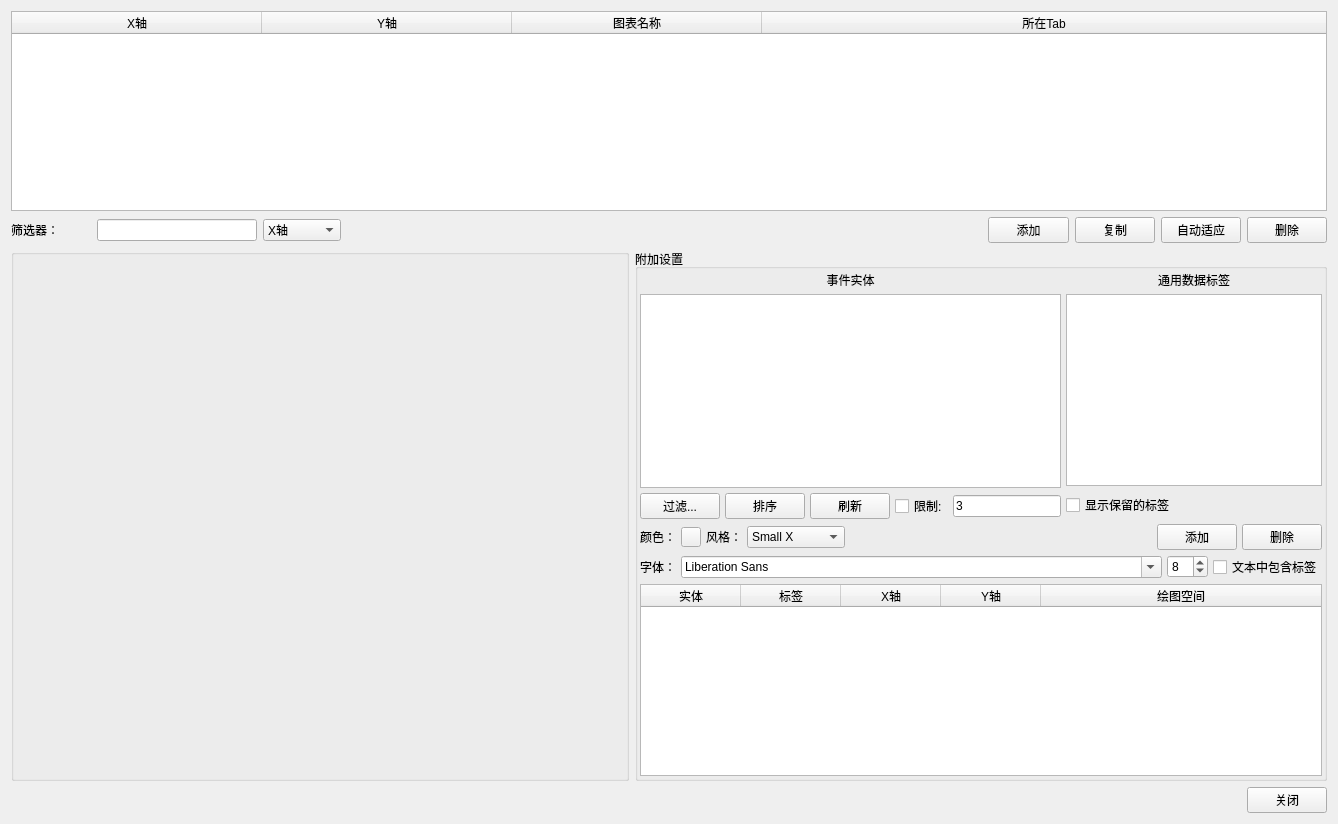
This is AdvancedDataManager.ui in whatudone/plotxy as Qt 5 draws it before an edit. The edited form follows.
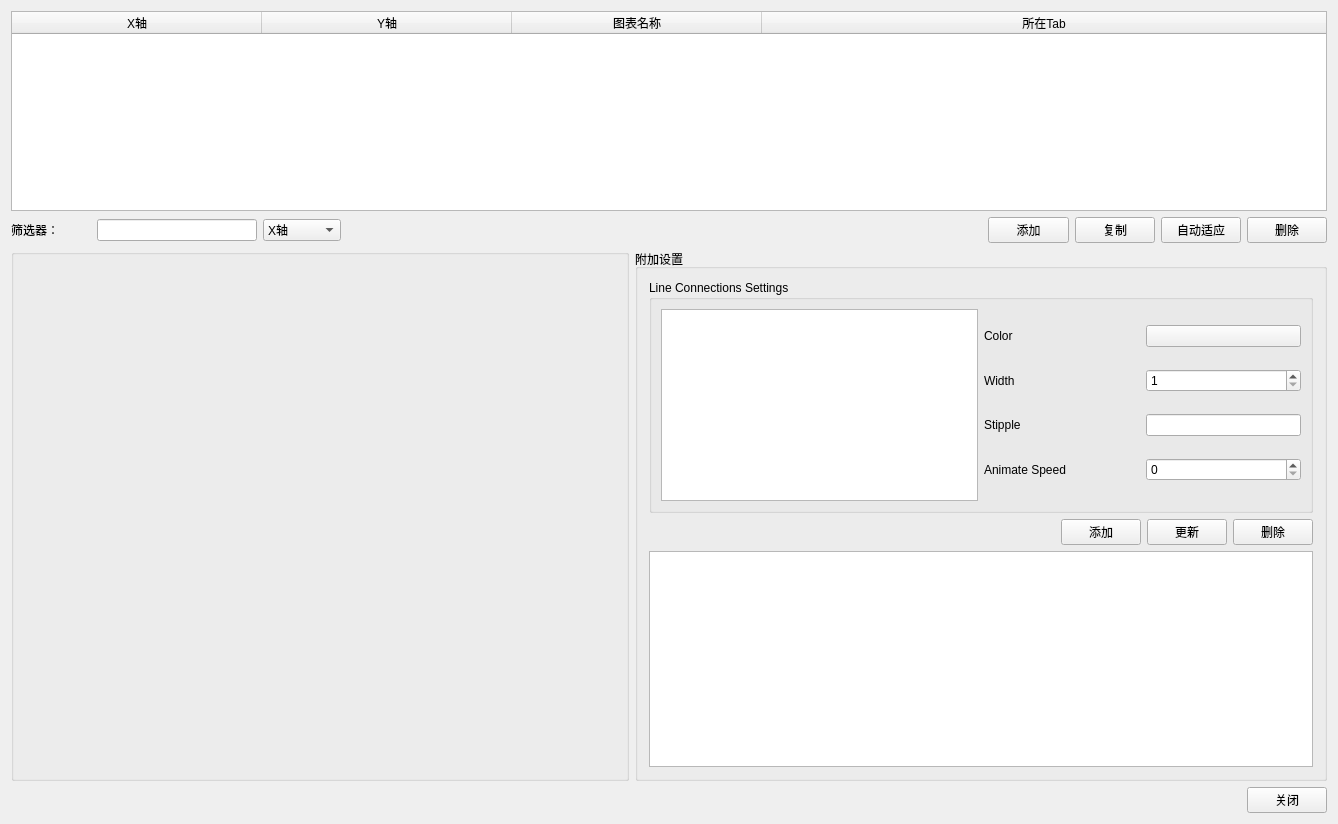
This is the edited form. Custom widgets are drawn as their Qt base class.

Commit message: 完成connections界面

Diff of the .ui file:
```diff
--- a/AdvancedDataManager.ui
+++ b/AdvancedDataManager.ui
@@ -223,7 +223,7 @@
           <item>
            <widget class="QStackedWidget" name="stackedWidget_aDMrpart">
             <property name="currentIndex">
-             <number>3</number>
+             <number>4</number>
             </property>
             <widget class="QWidget" name="page_4"/>
             <widget class="QWidget" name="page">
@@ -831,6 +831,115 @@
               </item>
              </layout>
             </widget>
+            <widget class="QWidget" name="pageConnections">
+             <layout class="QVBoxLayout" name="verticalLayout_15">
+              <item>
+               <widget class="QGroupBox" name="groupBox_3">
+                <property name="title">
+                 <string>Line Connections Settings</string>
+                </property>
+                <layout class="QHBoxLayout" name="horizontalLayout_14">
+                 <item>
+                  <widget class="QTableWidget" name="tableWidgetExtraDataPairs"/>
+                 </item>
+                 <item>
+                  <layout class="QGridLayout" name="gridLayout" columnstretch="1,1">
+                   <item row="1" column="0">
+                    <widget class="QLabel" name="label_12">
+                     <property name="text">
+                      <string>Width</string>
+                     </property>
+                    </widget>
+                   </item>
+                   <item row="0" column="0">
+                    <widget class="QLabel" name="label_11">
+                     <property name="text">
+                      <string>Color</string>
+                     </property>
+                    </widget>
+                   </item>
+                   <item row="2" column="0">
+                    <widget class="QLabel" name="label_13">
+                     <property name="text">
+                      <string>Stipple</string>
+                     </property>
+                    </widget>
+                   </item>
+                   <item row="0" column="1">
+                    <widget class="ColorButton" name="pushButtonConColor">
+                     <property name="text">
+                      <string/>
+                     </property>
+                    </widget>
+                   </item>
+                   <item row="3" column="0">
+                    <widget class="QLabel" name="label_14">
+                     <property name="text">
+                      <string>Animate Speed</string>
+                     </property>
+                    </widget>
+                   </item>
+                   <item row="1" column="1">
+                    <widget class="QSpinBox" name="spinBoxConWidth">
+                     <property name="minimum">
+                      <number>1</number>
+                     </property>
+                    </widget>
+                   </item>
+                   <item row="2" column="1">
+                    <widget class="QLineEdit" name="lineEditConStipple"/>
+                   </item>
+                   <item row="3" column="1">
+                    <widget class="QSpinBox" name="spinBoxAniSpeed"/>
+                   </item>
+                  </layout>
+                 </item>
+                </layout>
+               </widget>
+              </item>
+              <item>
+               <layout class="QHBoxLayout" name="horizontalLayout_13">
+                <item>
+                 <spacer name="horizontalSpacer_7">
+                  <property name="orientation">
+                   <enum>Qt::Horizontal</enum>
+                  </property>
+                  <property name="sizeHint" stdset="0">
+                   <size>
+                    <width>40</width>
+                    <height>20</height>
+                   </size>
+                  </property>
+                 </spacer>
+                </item>
+                <item>
+                 <widget class="QPushButton" name="pushButtonAddCon">
+                  <property name="text">
+                   <string>添加</string>
+                  </property>
+                 </widget>
+                </item>
+                <item>
+                 <widget class="QPushButton" name="pushButtonUpdateCon">
+                  <property name="text">
+                   <string>更新</string>
+                  </property>
+                 </widget>
+                </item>
+                <item>
+                 <widget class="QPushButton" name="pushButtonRemoveCon">
+                  <property name="text">
+                   <string>删除</string>
+                  </property>
+                 </widget>
+                </item>
+               </layout>
+              </item>
+              <item>
+               <widget class="QTableWidget" name="tableWidgetConnections"/>
+              </item>
+             </layout>
+            </widget>
            </widget>
           </item>
          </layout>
```
The commit also changes 4 other files.
